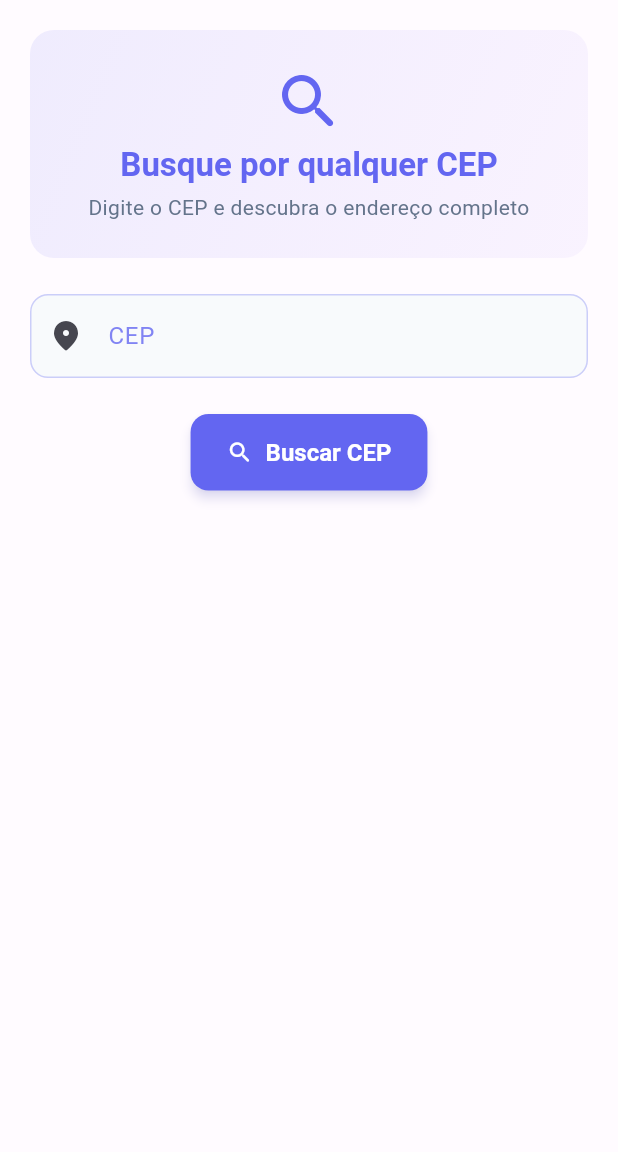
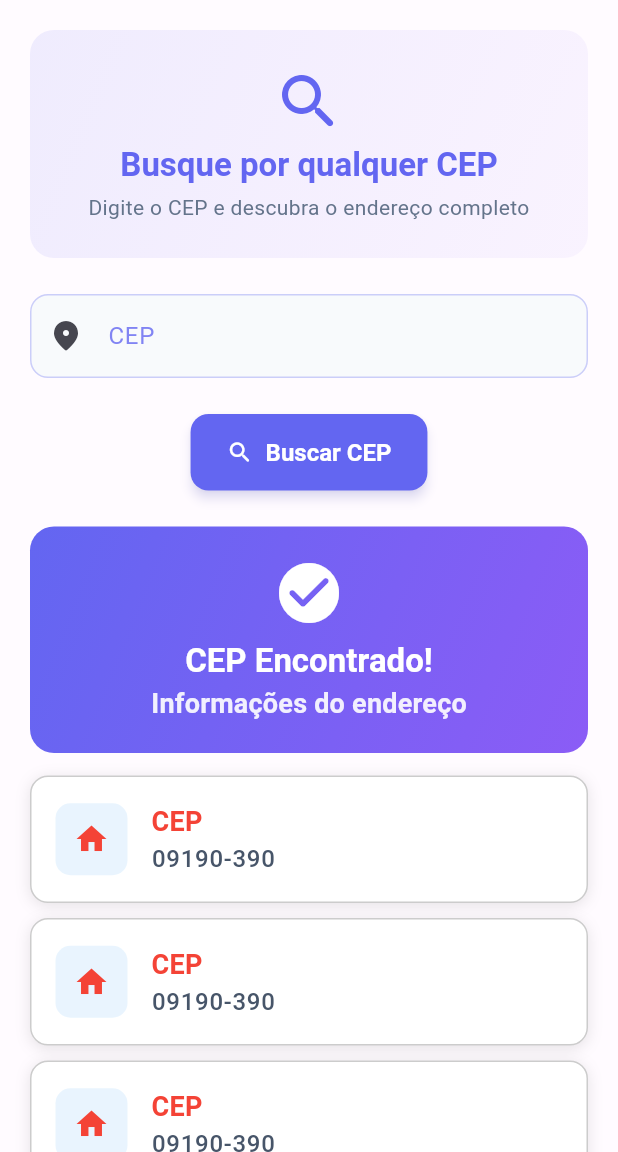
Before and after one commit to FernandoAvellar/flutter_cep, a Flutter app: the screen it shows after launch, on a phone screen of 412 x 824 dp, the part 84-1236 px from its top. Run offline on Flutter 3.47's test engine with Material 3 defaults, Android fonts, the phone set to English and light mode, and no system bars.

Commit message:
add address widget in home

```diff
--- a/lib/ui/home_screen.dart
+++ b/lib/ui/home_screen.dart
@@ -1,4 +1,5 @@
 import 'package:flutter/material.dart';
+import 'package:flutter_cep/ui/widgets/address_widget.dart';
 
 class HomeScreen extends StatefulWidget {
   const HomeScreen({super.key});
@@ -76,6 +77,7 @@ class _HomeScreenState extends State<HomeScreen> {
                 icon: Icon(Icons.search_rounded),
               ),
             ),
+            AddressWidget(),
           ],
         ),
       ),
--- /dev/null
+++ b/lib/ui/widgets/address_widget.dart
@@ -0,0 +1,130 @@
+import 'package:flutter/material.dart';
+
+class AddressWidget extends StatelessWidget {
+  const AddressWidget({super.key});
+
+  @override
+  Widget build(BuildContext context) {
+    final theme = Theme.of(context);
+
+    return Column(
+      children: [
+        Container(
+          width: double.infinity,
+          padding: EdgeInsets.all(20),
+          decoration: BoxDecoration(
+            gradient: LinearGradient(
+              colors: [
+                theme.colorScheme.primary,
+                theme.colorScheme.secondary,
+              ],
+              begin: Alignment.topLeft,
+              end: Alignment.bottomRight,
+            ),
+            borderRadius: BorderRadius.circular(16),
+          ),
+          child: Column(
+            children: [
+              Icon(
+                Icons.check_circle_rounded,
+                size: 48,
+                color: Colors.white,
+              ),
+              const SizedBox(
+                height: 8,
+              ),
+              Text(
+                'CEP Encontrado!',
+                style: theme.textTheme.titleLarge?.copyWith(
+                  color: Colors.white,
+                ),
+              ),
+              Text(
+                'Informações do endereço',
+                style: theme.textTheme.titleMedium?.copyWith(
+                  color: Colors.white.withValues(alpha: 0.9),
+                ),
+              ),
+            ],
+          ),
+        ),
+        const SizedBox(
+          height: 10,
+        ),
+        _InfoCard(),
+        _InfoCard(),
+        _InfoCard(),
+        _InfoCard(),
+        _InfoCard(),
+        _InfoCard(),
+      ],
+    );
+  }
+}
+
+class _InfoCard extends StatelessWidget {
+  const _InfoCard();
+
+  @override
+  Widget build(BuildContext context) {
+    final theme = Theme.of(context);
+
+    return Container(
+      width: double.infinity,
+      padding: EdgeInsets.all(16),
+      margin: EdgeInsets.symmetric(vertical: 5),
+      decoration: BoxDecoration(
+        color: Colors.white,
+        border: Border.all(
+          color: Colors.black.withValues(alpha: 0.2),
+          width: 1,
+        ),
+        boxShadow: [
+          BoxShadow(
+            color: Colors.black.withValues(alpha: 0.1),
+            blurRadius: 8,
+            offset: Offset(0, 2),
+          ),
+        ],
+        borderRadius: BorderRadius.circular(12),
+      ),
+      child: Row(
+        spacing: 16,
+        children: [
+          Container(
+            padding: EdgeInsets.all(12),
+            decoration: BoxDecoration(
+              color: Colors.blue.withValues(alpha: 0.1),
+              borderRadius: BorderRadius.circular(10),
+            ),
+            child: Icon(
+              Icons.home,
+              color: Colors.red,
+              size: 24,
+            ),
+          ),
+          Expanded(
+            child: Column(
+              crossAxisAlignment: CrossAxisAlignment.start,
+              children: [
+                Text(
+                  'CEP',
+                  style: theme.textTheme.titleMedium?.copyWith(
+                    color: Colors.red,
+                    fontWeight: FontWeight.w600,
+                  ),
+                ),
+                Text(
+                  '09190-390',
+                  style: theme.textTheme.bodyLarge?.copyWith(
+                    fontWeight: FontWeight.w500,
+                  ),
+                ),
+              ],
+            ),
+          ),
+        ],
+      ),
+    );
+  }
+}
```
